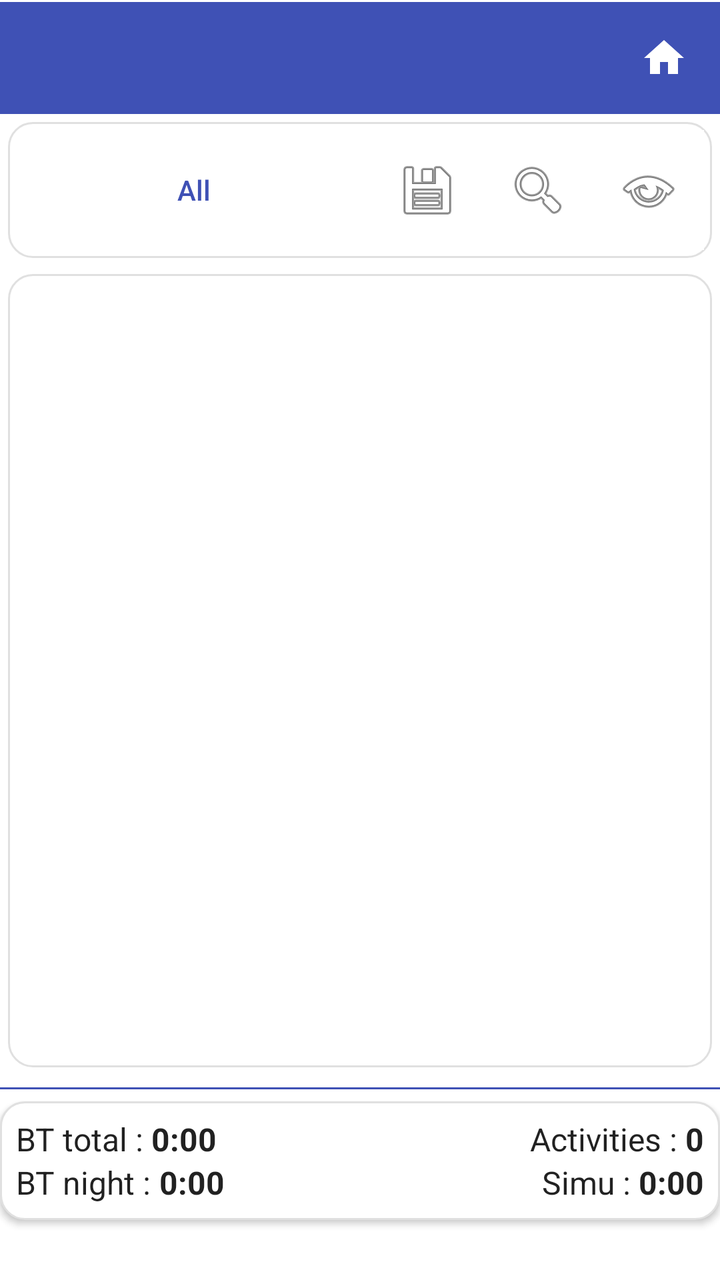
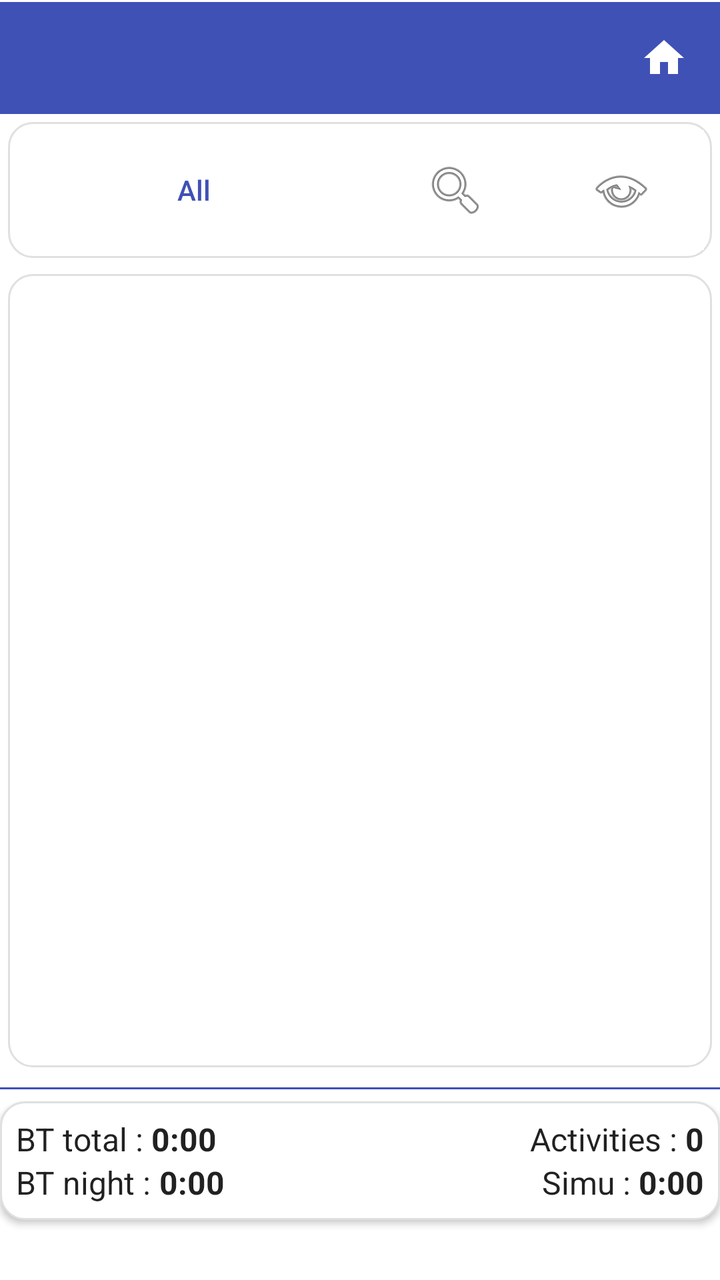

Compare the two renders of this Android layout. The source of the first and the diff that turns it into the second are given below.
<!-- AndroidManifest.xml: application theme Theme.StripToLogbook.View -->
<!-- res/layout/activity_leg_list.xml -->
<?xml version="1.0" encoding="utf-8"?>
<LinearLayout xmlns:android="http://schemas.android.com/apk/res/android"
    android:layout_width="match_parent"
    android:layout_height="match_parent"
    android:orientation="vertical">

    
    <include layout="@layout/view_app_toolbar" />

    
    <LinearLayout
        style="@style/Card.Surface"
        android:id="@+id/filter_row"
        android:layout_width="match_parent"
        android:layout_height="wrap_content"
        android:orientation="horizontal" >

        <Button
            android:id="@+id/btn_filter"
            style="@style/SecondaryButtonStyle"
            android:layout_width="0dp"
            android:layout_height="wrap_content"
            android:layout_weight="1"
            android:background="?attr/selectableItemBackground"
            android:text="All" />

        <LinearLayout
            android:layout_width="0dp"
            android:layout_height="match_parent"
            android:layout_weight="1"
            android:gravity="end"
            android:orientation="horizontal">

            <ImageButton
                android:id="@+id/btn_export"
                style="@style/IconButtonStyle"
                android:layout_width="0dp"
                android:layout_height="match_parent"
                android:layout_weight="1"
                android:background="?attr/selectableItemBackgroundBorderless"
                android:contentDescription="Export"
                android:src="@android:drawable/ic_menu_save" />

            <ImageButton
                android:id="@+id/btn_search"
                style="@style/IconButtonStyle"
                android:layout_width="0dp"
                android:layout_height="match_parent"
                android:layout_weight="1"
                android:background="?attr/selectableItemBackgroundBorderless"
                android:contentDescription="Search"
                android:src="@android:drawable/ic_menu_search" />

            <ImageButton
                android:id="@+id/btn_statistics"
                style="@style/IconButtonStyle"
                android:layout_width="0dp"
                android:layout_height="match_parent"
                android:layout_weight="1"
                android:background="?attr/selectableItemBackgroundBorderless"
                android:contentDescription="Statistics"
                android:src="@android:drawable/ic_menu_view" />

        </LinearLayout>

    </LinearLayout>

    
    <androidx.recyclerview.widget.RecyclerView
        style="@style/Card.Surface"
        android:id="@+id/rv_legs"
        android:layout_width="match_parent"
        android:layout_height="0dp"
        android:layout_weight="1"
        android:clipToPadding="false" />

    <View
        android:layout_width="match_parent"
        android:layout_height="1dp"
        android:layout_marginVertical="6dp"
        android:background="@color/colorPrimary" />

    
    <include
        layout="@layout/summary_card"
        android:layout_width="match_parent"
        android:layout_height="wrap_content"
        android:layout_marginBottom="30dp" />

</LinearLayout>
<!-- res/layout/view_app_toolbar.xml (included above) -->
<?xml version="1.0" encoding="utf-8"?>
<LinearLayout xmlns:android="http://schemas.android.com/apk/res/android"
    android:id="@+id/toolbar_container"
    android:layout_width="match_parent"
    android:layout_height="wrap_content"
    android:orientation="vertical"
    android:background="@color/colorPrimary">

    <View
        android:id="@+id/status_bar_spacer"
        android:layout_width="match_parent"
        android:layout_height="0dp"
        android:background="@color/colorPrimary" />

    <View
        android:layout_width="match_parent"
        android:layout_height="1dp"
        android:background="@color/surface" />

    <LinearLayout
        android:layout_width="match_parent"
        android:layout_height="wrap_content"
        android:orientation="horizontal"
        android:gravity="center_vertical"
        android:background="@color/colorPrimary">

        <androidx.appcompat.widget.Toolbar
            android:id="@+id/toolbar"
            style="@style/ToolbarStyle"
            android:layout_width="0dp"
            android:layout_height="wrap_content"
            android:layout_weight="1"
            android:background="@color/colorPrimary"
            android:minHeight="?attr/actionBarSize" />

        <ImageButton
            android:id="@+id/btn_home"
            android:layout_width="?attr/actionBarSize"
            android:layout_height="?attr/actionBarSize"
            android:background="?attr/selectableItemBackgroundBorderless"
            android:contentDescription="Home"
            android:src="@drawable/ic_home" />
    </LinearLayout>
</LinearLayout>
<!-- res/layout/summary_card.xml (included above) -->
<?xml version="1.0" encoding="utf-8"?>
<LinearLayout xmlns:android="http://schemas.android.com/apk/res/android"
    android:layout_width="match_parent"
    android:layout_height="wrap_content"
    android:orientation="vertical"
    android:background="@drawable/bg_card"
    android:elevation="2dp"
    android:padding="8dp">

    <LinearLayout
        android:layout_width="match_parent"
        android:layout_height="wrap_content"
        android:orientation="horizontal" >

        
        <LinearLayout
            android:layout_width="match_parent"
            android:layout_height="wrap_content"
            android:layout_weight="1"
            android:orientation="vertical">

            
            <LinearLayout
                android:layout_width="wrap_content"
                android:layout_height="wrap_content"
                android:orientation="horizontal">

                <TextView
                    android:layout_width="wrap_content"
                    android:layout_height="wrap_content"
                    android:text="BT total : "
                    android:textAppearance="@style/TextAppearance.AppCompat.Body1" />

                <TextView
                    android:id="@+id/tv_block_total"
                    android:layout_width="wrap_content"
                    android:layout_height="wrap_content"
                    android:text="0:00"
                    android:textAppearance="@style/TextAppearance.AppCompat.Body1"
                    android:textStyle="bold" />

            </LinearLayout>

            
            <LinearLayout
                android:layout_width="wrap_content"
                android:layout_height="wrap_content"
                android:orientation="horizontal">

                <TextView
                    android:layout_width="wrap_content"
                    android:layout_height="wrap_content"
                    android:text="BT night : "
                    android:textAppearance="@style/TextAppearance.AppCompat.Body1" />

                <TextView
                    android:id="@+id/tv_block_night"
                    android:layout_width="wrap_content"
                    android:layout_height="wrap_content"
                    android:text="0:00"
                    android:textAppearance="@style/TextAppearance.AppCompat.Body1"
                    android:textStyle="bold" />

            </LinearLayout>

        </LinearLayout>

        
        <LinearLayout
            android:layout_width="match_parent"
            android:layout_height="wrap_content"
            android:layout_weight="1"
            android:gravity="end"
            android:orientation="vertical">

            
            <LinearLayout
                android:layout_width="wrap_content"
                android:layout_height="wrap_content"
                android:orientation="horizontal">

                <TextView
                    android:layout_width="wrap_content"
                    android:layout_height="wrap_content"
                    android:text="Activities : "
                    android:textAppearance="@style/TextAppearance.AppCompat.Body1" />

                <TextView
                    android:id="@+id/tv_leg_count"
                    android:layout_width="wrap_content"
                    android:layout_height="wrap_content"
                    android:text="0"
                    android:textAppearance="@style/TextAppearance.AppCompat.Body1"
                    android:textStyle="bold" />

            </LinearLayout>

            
            <LinearLayout
                android:layout_width="wrap_content"
                android:layout_height="wrap_content"
                android:orientation="horizontal">

                <TextView
                    android:layout_width="wrap_content"
                    android:layout_height="wrap_content"
                    android:text="Simu : "
                    android:textAppearance="@style/TextAppearance.AppCompat.Body1" />

                <TextView
                    android:id="@+id/tv_sim_time"
                    android:layout_width="wrap_content"
                    android:layout_height="wrap_content"
                    android:text="0:00"
                    android:textAppearance="@style/TextAppearance.AppCompat.Body1"
                    android:textStyle="bold" />

            </LinearLayout>

        </LinearLayout>

    </LinearLayout>

</LinearLayout>
<!-- resources referenced by this layout -->
<resources>
  <color name="colorPrimary">#3F51B5</color>
  <color name="surface">#FFFFFFFF</color>
  <!-- drawable bg_card (drawable) -->
  <?xml version="1.0" encoding="utf-8"?>
  <shape xmlns:android="http://schemas.android.com/apk/res/android">
      <solid android:color="@color/surface" />
      <corners android:radius="12dp" />
      <stroke android:width="1dp"
          android:color="@color/border" />
  </shape>
  <!-- drawable ic_home (drawable) -->
  <?xml version="1.0" encoding="utf-8"?>
  <vector xmlns:android="http://schemas.android.com/apk/res/android"
      android:width="24dp"
      android:height="24dp"
      android:viewportWidth="24"
      android:viewportHeight="24">
      <path
          android:fillColor="@color/surface"
          android:pathData="M10,20v-6h4v6h5v-8h3L12,3 2,12h3v8z" />
  </vector>
  <style name="Card.Surface">
          <item name="android:background">@drawable/bg_card</item>
          <item name="android:padding">4dp</item>
          <item name="android:layout_margin">4dp</item>
      </style>
  <style name="IconButtonStyle" parent="Widget.AppCompat.Button.Borderless">
          <item name="android:background">?attr/selectableItemBackgroundBorderless</item>
          <item name="android:minWidth">48dp</item>
          <item name="android:minHeight">48dp</item>
      </style>
  <style name="TextAppearance.AppCompat.Body1" parent="TextAppearance.AppCompat">
          <item name="android:textSize">16sp</item>
          <item name="android:textColor">@color/text_primary</item>
          <item name="android:fontFamily">sans-serif</item>
      </style>
  <style name="ToolbarStyle" parent="Widget.AppCompat.Toolbar">
          <item name="android:background">@color/colorPrimary</item>
          <item name="titleTextAppearance">@style/ToolbarTitleStyle</item>
      </style>
  <color name="border">#E0E0E0</color>
  <!-- drawable bg_button_secondary (drawable) -->
  <?xml version="1.0" encoding="utf-8"?>
  <shape xmlns:android="http://schemas.android.com/apk/res/android">
      <solid android:color="@android:color/transparent" />
      <stroke android:width="1dp" android:color="@color/colorPrimary" />
      <corners android:radius="6dp" />
  </shape>
  <color name="text_primary">#DE000000</color>
  <style name="ToolbarTitleStyle" parent="Widget.AppCompat.EditText">
          
          <item name="android:textColor">@color/surface</item>
          <item name="tint">@android:color/white</item>
      </style>
  <color name="purple_500">#FF6200EE</color>
  <color name="purple_700">#FF3700B3</color>
  <color name="teal_200">#FF03DAC5</color>
  <color name="dropdown_background">#FFFFFFFF</color>
  <style name="NoBackgroundTextView" parent="Widget.AppCompat.TextView">
          <item name="android:background">@null</item>
      </style>
  <style name="MyAutoCompleteTextViewStyle" parent="Widget.AppCompat.AutoCompleteTextView">
          <item name="android:textSize">16sp</item>
          <item name="android:textColor">@color/text_primary</item>
          <item name="android:fontFamily">sans-serif</item>
          <item name="android:popupBackground">@color/dropdown_background</item>
      </style>
  <style name="ToolbarNavButtonStyle" parent="Widget.AppCompat.Toolbar.Button.Navigation">
          <item name="android:tint">@color/surface</item>
      </style>
  <!-- drawable edittext_background (drawable) -->
  <selector xmlns:android="http://schemas.android.com/apk/res/android">
      <item android:state_enabled="false"
          android:drawable="@android:color/transparent" />
      <item android:drawable="@drawable/edittext_background_shape" />
  
  
  
  </selector>
  <!-- drawable edittext_background_shape (drawable) -->
  <shape xmlns:android="http://schemas.android.com/apk/res/android">
      <solid android:color="@color/edittext_background_color" />
      <corners android:radius="4dp" />
      
      <stroke android:width="1dp" android:color="@color/edittext_stroke_color" />
  </shape>
  <color name="edittext_background_color">#F5F5F5</color>
  <color name="edittext_stroke_color">#DDDDDD</color>
  <!-- unchanged entries left out for length: 3 -->
</resources>

<!-- the commit's change to res/layout/activity_leg_list.xml (unified diff, before → after) -->
@@ -39,7 +39,8 @@
                 android:layout_weight="1"
                 android:background="?attr/selectableItemBackgroundBorderless"
                 android:contentDescription="Export"
-                android:src="@android:drawable/ic_menu_save" />
+                android:src="@android:drawable/ic_menu_save"
+                android:visibility="gone" />
 
             <ImageButton
                 android:id="@+id/btn_search"
@@ -60,6 +61,28 @@
                 android:background="?attr/selectableItemBackgroundBorderless"
                 android:contentDescription="Statistics"
                 android:src="@android:drawable/ic_menu_view" />
+
+            <ImageButton
+                android:id="@+id/btn_correct"
+                style="@style/IconButtonStyle"
+                android:layout_width="0dp"
+                android:layout_height="match_parent"
+                android:layout_weight="1"
+                android:background="?attr/selectableItemBackgroundBorderless"
+                android:contentDescription="Correct Legs"
+                android:src="@android:drawable/ic_menu_edit"
+                android:visibility="gone" />
+
+            <ImageButton
+                android:id="@+id/btn_correction_settings"
+                style="@style/IconButtonStyle"
+                android:layout_width="0dp"
+                android:layout_height="match_parent"
+                android:layout_weight="1"
+                android:background="?attr/selectableItemBackgroundBorderless"
+                android:contentDescription="Correction Settings"
+                android:src="@android:drawable/ic_menu_preferences"
+                android:visibility="gone" />
 
         </LinearLayout>
 
